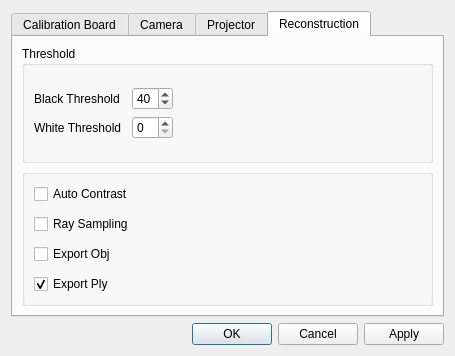
The window that Duke/Set.ui (DrawZeroPoint/Structure-Light-Reconstructor) describes before a commit, drawn with Qt 5.
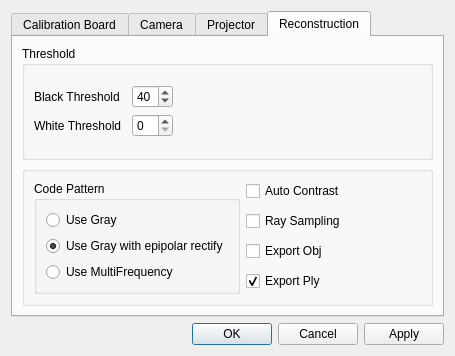
The same window after the commit. The open tabs and pages were chosen to show the change.

Commit message:
Add Stereo Rectify to Realize Coding and Decoding
With Epipolar.

```diff
--- a/Duke/Set.ui
+++ b/Duke/Set.ui
@@ -473,6 +473,42 @@
          </property>
          <layout class="QGridLayout" name="gridLayout_12">
           <item row="0" column="0">
+           <widget class="QGroupBox" name="groupBox_8">
+            <property name="title">
+             <string>Code Pattern</string>
+            </property>
+            <layout class="QGridLayout" name="gridLayout_14">
+             <item row="0" column="0">
+              <widget class="QRadioButton" name="GrayOnly">
+               <property name="text">
+                <string>Use Gray</string>
+               </property>
+               <property name="checked">
+                <bool>false</bool>
+               </property>
+              </widget>
+             </item>
+             <item row="1" column="0">
+              <widget class="QRadioButton" name="grayEpi">
+               <property name="text">
+                <string>Use Gray with epipolar rectify</string>
+               </property>
+               <property name="checked">
+                <bool>true</bool>
+               </property>
+              </widget>
+             </item>
+             <item row="2" column="0">
+              <widget class="QRadioButton" name="MulitFreqEsp">
+               <property name="text">
+                <string>Use MultiFrequency</string>
+               </property>
+              </widget>
+             </item>
+            </layout>
+           </widget>
+          </item>
+          <item row="0" column="1">
            <layout class="QVBoxLayout" name="verticalLayout">
             <property name="spacing">
              <number>10</number>
@@ -516,7 +552,7 @@
             </item>
            </layout>
           </item>
-          <item row="0" column="1">
+          <item row="0" column="2">
            <spacer name="horizontalSpacer_4">
             <property name="orientation">
              <enum>Qt::Horizontal</enum>
```
Left out of the diff: 2 changed lines with no effect on the pictures. The commit also changes 18 other files.
